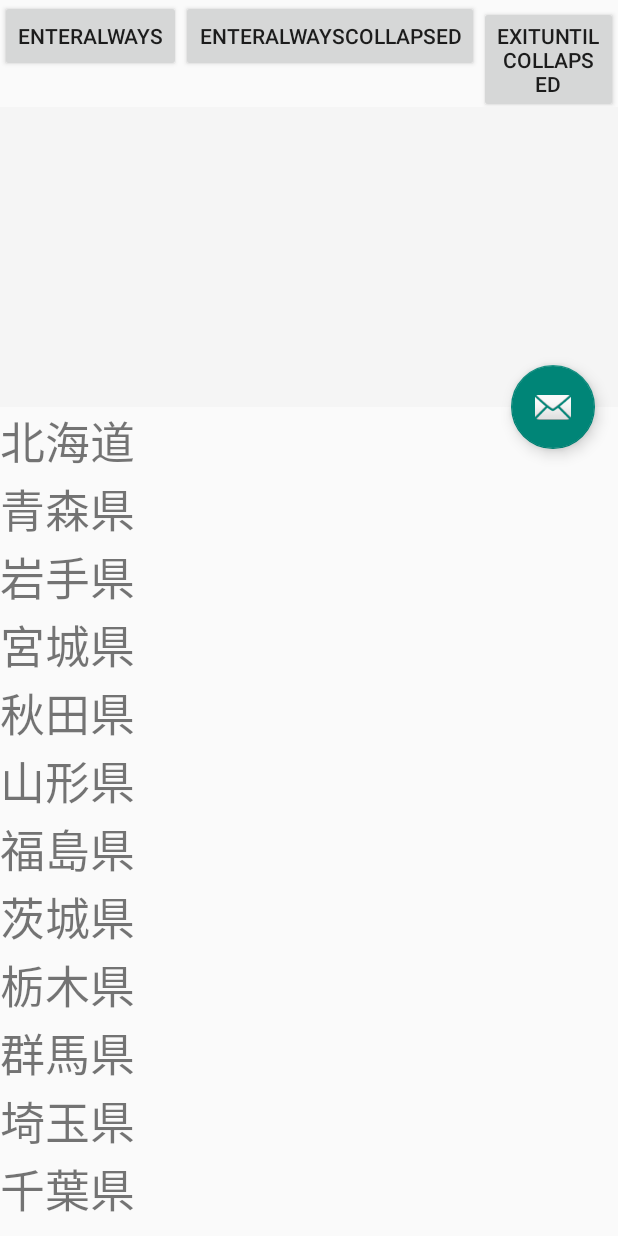
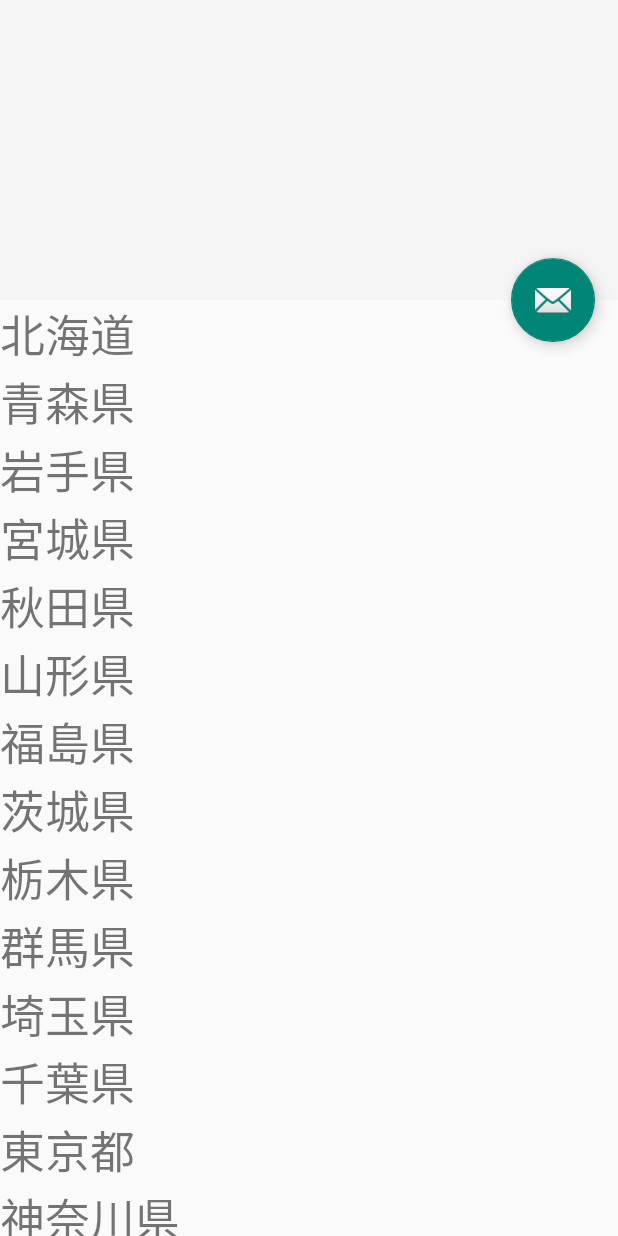
Before and after one commit to SasakiYuki/DesignSupportLibrarySample, an Android app: the ktCoordinatorLayoutActivity screen opened directly, with no data from a screen before it, on a phone screen of 412 x 824 dp. Run offline under Robolectric (Android 15) with nearby library versions, the phone set to English and light mode, and no system bars.

Commit message:
delete:恐ろしいほどcoordinatorLayout回りのコードが難読だったのでオミット

```diff
--- a/DesignSupportLibrarySample/app/src/main/java/wacode/yuki/designsupportlibrarysample/kotCode/CoordinatorLayout/Container/CoordinatorContainerListener.kt
+++ /dev/null
@@ -1,12 +0,0 @@
-package wacode.yuki.designsupportlibrarysample.kotCode.CoordinatorLayout.Container
-
-/**
- * Created by Yuki on 2016/04/16.
- */
-interface CoordinatorContainerListener {
-    fun showEA()
-    fun showEAC()
-    fun showEUC()
-    fun showButtonLayout()
-    fun leadTheEnd():Boolean
-}
--- a/DesignSupportLibrarySample/app/src/main/java/wacode/yuki/designsupportlibrarysample/kotCode/CoordinatorLayout/enterAlways/enterAlwaysLayout.kt
+++ /dev/null
@@ -1,26 +0,0 @@
-package wacode.yuki.designsupportlibrarysample.kotCode.CoordinatorLayout.enterAlways
-
-import android.content.Context
-import android.support.design.widget.CoordinatorLayout
-import android.support.v7.widget.Toolbar
-import android.util.AttributeSet
-import butterknife.bindView
-import wacode.yuki.designsupportlibrarysample.R
-import wacode.yuki.designsupportlibrarysample.kotCode.CoordinatorLayout.ktCoordinatorLayoutActivity
-
-/**
- * Created by Yuki on 2016/04/18.
- */
-class enterAlwaysLayout(context: Context?, attrs: AttributeSet?) : CoordinatorLayout(context, attrs) {
-    private val toolBar: Toolbar by bindView(R.id.toolbar)
-
-    override fun onFinishInflate() {
-        super.onFinishInflate()
-        initToolBar()
-    }
-
-    private fun initToolBar(){
-        val activity = context as ktCoordinatorLayoutActivity
-        activity.setSupportActionBar(toolBar)
-    }
-}
--- a/DesignSupportLibrarySample/app/src/main/java/wacode/yuki/designsupportlibrarysample/kotCode/CoordinatorLayout/enterAlwaysCollapsed/enterAlwaysCollapsedLayout.kt
+++ /dev/null
@@ -1,26 +0,0 @@
-package wacode.yuki.designsupportlibrarysample.kotCode.CoordinatorLayout.enterAlwaysCollapsed
-
-import android.content.Context
-import android.support.design.widget.CoordinatorLayout
-import android.support.v7.widget.Toolbar
-import android.util.AttributeSet
-import butterknife.bindView
-import wacode.yuki.designsupportlibrarysample.R
-import wacode.yuki.designsupportlibrarysample.kotCode.CoordinatorLayout.ktCoordinatorLayoutActivity
-import wacode.yuki.designsupportlibrarysample.kotCode.com.Recycler.ktRecyclerView
-
-/**
- * Created by Yuki on 2016/04/18.
- */
-class enterAlwaysCollapsedLayout(context: Context, attrs: AttributeSet?) : CoordinatorLayout(context, attrs) {
-    private val toolBar: Toolbar by bindView(R.id.toolbar)
-    override fun onFinishInflate() {
-        super.onFinishInflate()
-        initToolBar()
-    }
-
-    private fun initToolBar(){
-        val activity = context as ktCoordinatorLayoutActivity
-        activity.setSupportActionBar(toolBar)
-    }
-}
--- a/DesignSupportLibrarySample/app/src/main/java/wacode/yuki/designsupportlibrarysample/kotCode/CoordinatorLayout/exitUntilCollapsed/exitUntilCollapsedLayout.kt
+++ /dev/null
@@ -1,26 +0,0 @@
-package wacode.yuki.designsupportlibrarysample.kotCode.CoordinatorLayout.exitUntilCollapsed
-
-import android.content.Context
-import android.support.design.widget.CoordinatorLayout
-import android.support.v7.widget.Toolbar
-import android.util.AttributeSet
-import butterknife.bindView
-import wacode.yuki.designsupportlibrarysample.R
-import wacode.yuki.designsupportlibrarysample.kotCode.CoordinatorLayout.ktCoordinatorLayoutActivity
-
-/**
- * Created by Yuki on 2016/04/16.
- */
-class exitUntilCollapsedLayout(context: Context?, attrs: AttributeSet?) : CoordinatorLayout(context, attrs) {
-    private val toolBar: Toolbar by bindView(R.id.toolbar)
-
-    override fun onFinishInflate() {
-        super.onFinishInflate()
-        initToolBar()
-    }
-
-    private fun initToolBar(){
-        val activity = context as ktCoordinatorLayoutActivity
-        activity.setSupportActionBar(toolBar)
-    }
-}
--- a/DesignSupportLibrarySample/app/src/main/res/layout/activity_kt_coordinator_layout.xml
+++ b/DesignSupportLibrarySample/app/src/main/res/layout/activity_kt_coordinator_layout.xml
@@ -1,49 +1,45 @@
 <?xml version="1.0" encoding="utf-8"?>
-<wacode.yuki.designsupportlibrarysample.kotCode.CoordinatorLayout.Container.CoordinatorContainer xmlns:android="http://schemas.android.com/apk/res/android"
-    xmlns:tools="http://schemas.android.com/tools"
+<android.support.design.widget.CoordinatorLayout
+    xmlns:android="http://schemas.android.com/apk/res/android"
+    xmlns:app="http://schemas.android.com/apk/res-auto"
     android:layout_width="match_parent"
     android:layout_height="match_parent"
-    android:orientation="vertical"
-    android:id="@+id/container"
-    tools:context="wacode.yuki.designsupportlibrarysample.kotCode.CoordinatorLayout.ktCoordinatorLayoutActivity">
-    <LinearLayout
+    android:fitsSystemWindows="true">
+
+    <android.support.design.widget.AppBarLayout
+        android:id="@+id/app_bar"
         android:layout_width="match_parent"
-        android:layout_height="wrap_content"
-        android:orientation="horizontal"
-        android:id="@+id/buttonLayout">
-        <Button
-            android:layout_width="wrap_content"
-            android:layout_height="wrap_content"
-            android:id="@+id/button1"
-            android:text="@string/coordinator_enterAlways"/>
-        <Button
-            android:layout_width="wrap_content"
-            android:layout_height="wrap_content"
-            android:id="@+id/button2"
-            android:text="@string/coordinator_enterAlwaysCollapsed"/>
-        <Button
-            android:layout_width="wrap_content"
-            android:layout_height="wrap_content"
-            android:id="@+id/button3"
-            android:text="@string/coordinator_exitUntilCollapsed"/>
-        <Button
-            android:layout_width="wrap_content"
-            android:layout_height="wrap_content"
-            android:id="@+id/button4"/>
-    </LinearLayout>
-    <include
-        layout="@layout/layout_coordinator_euc"
+        android:layout_height="200dp"
+        android:fitsSystemWindows="true">
+
+        <android.support.design.widget.CollapsingToolbarLayout
+            android:layout_width="match_parent"
+            android:layout_height="match_parent"
+            android:fitsSystemWindows="true"
+            app:contentScrim="?attr/colorPrimary"
+            app:layout_scrollFlags="scroll|exitUntilCollapsed">
+
+            <android.support.v7.widget.Toolbar
+                android:id="@+id/toolbar"
+                android:layout_width="match_parent"
+                android:layout_height="?attr/actionBarSize"
+                app:layout_collapseMode="pin" />
+
+        </android.support.design.widget.CollapsingToolbarLayout>
+    </android.support.design.widget.AppBarLayout>
+
+    <wacode.yuki.designsupportlibrarysample.kotCode.com.Recycler.ktRecyclerView
         android:layout_width="match_parent"
         android:layout_height="match_parent"
-        android:id="@+id/euc"></include>
-    <include
-        layout="@layout/layout_coordinator_ea"
-        android:layout_width="match_parent"
-        android:layout_height="match_parent"
-        android:id="@+id/ea"></include>
-    <include
-        layout="@layout/layout_coordinator_eac"
-        android:layout_width="match_parent"
-        android:layout_height="match_parent"
-        android:id="@+id/eac"></include>
-</wacode.yuki.designsupportlibrarysample.kotCode.CoordinatorLayout.Container.CoordinatorContainer>
+        app:layout_behavior="@string/appbar_scrolling_view_behavior"></wacode.yuki.designsupportlibrarysample.kotCode.com.Recycler.ktRecyclerView>
+
+    <android.support.design.widget.FloatingActionButton
+        android:id="@+id/fab"
+        android:layout_width="wrap_content"
+        android:layout_height="wrap_content"
+        android:layout_margin="@dimen/fab_margin"
+        android:src="@android:drawable/ic_dialog_email"
+        app:layout_anchor="@id/app_bar"
+        app:layout_anchorGravity="bottom|end" />
+
+</android.support.design.widget.CoordinatorLayout>
--- a/DesignSupportLibrarySample/app/src/main/res/layout/layout_coordinator_euc.xml
+++ /dev/null
@@ -1,46 +0,0 @@
-<?xml version="1.0" encoding="utf-8"?>
-<wacode.yuki.designsupportlibrarysample.kotCode.CoordinatorLayout.exitUntilCollapsed.exitUntilCollapsedLayout xmlns:android="http://schemas.android.com/apk/res/android"
-    xmlns:app="http://schemas.android.com/apk/res-auto"
-    xmlns:tools="http://schemas.android.com/tools"
-    android:layout_width="match_parent"
-    android:layout_height="match_parent"
-    android:fitsSystemWindows="true">
-    <android.support.design.widget.AppBarLayout
-        android:id="@+id/app_bar"
-        android:layout_width="match_parent"
-        android:layout_height="200dp"
-        android:fitsSystemWindows="true">
-
-        <android.support.design.widget.CollapsingToolbarLayout
-            android:layout_width="match_parent"
-            android:layout_height="match_parent"
-            android:fitsSystemWindows="true"
-            app:contentScrim="?attr/colorPrimary"
-            app:layout_scrollFlags="scroll|exitUntilCollapsed">
-
-            <android.support.v7.widget.Toolbar
-                android:id="@+id/toolbar"
-                android:layout_width="match_parent"
-                android:layout_height="?attr/actionBarSize"
-                app:layout_collapseMode="pin" />
-
-        </android.support.design.widget.CollapsingToolbarLayout>
-    </android.support.design.widget.AppBarLayout>
-
-    <wacode.yuki.designsupportlibrarysample.kotCode.com.Recycler.ktRecyclerView
-        android:layout_width="match_parent"
-        android:layout_height="match_parent"
-        app:layout_behavior="@string/appbar_scrolling_view_behavior"
-        ></wacode.yuki.designsupportlibrarysample.kotCode.com.Recycler.ktRecyclerView>
-
-    <android.support.design.widget.FloatingActionButton
-        android:id="@+id/fab"
-        android:layout_width="wrap_content"
-        android:layout_height="wrap_content"
-        android:layout_margin="@dimen/fab_margin"
-        android:src="@android:drawable/ic_dialog_email"
-        app:layout_anchor="@id/app_bar"
-        app:layout_anchorGravity="bottom|end" />
-
-
-</wacode.yuki.designsupportlibrarysample.kotCode.CoordinatorLayout.exitUntilCollapsed.exitUntilCollapsedLayout>
```
Also changed, not shown: DesignSupportLibrarySample/app/src/main/java/wacode/yuki/designsupportlibrarysample/kotCode/CoordinatorLayout/Container/CoordinatorContainer.kt (deleted, +0 -60 lines), DesignSupportLibrarySample/app/src/main/java/wacode/yuki/designsupportlibrarysample/kotCode/CoordinatorLayout/ktCoordinatorLayoutActivity.kt (+0 -36 lines), DesignSupportLibrarySample/app/src/main/res/layout/layout_coordinator_ea.xml (deleted, +0 -46 lines), DesignSupportLibrarySample/app/src/main/res/layout/layout_coordinator_eac.xml (deleted, +0 -46 lines).
